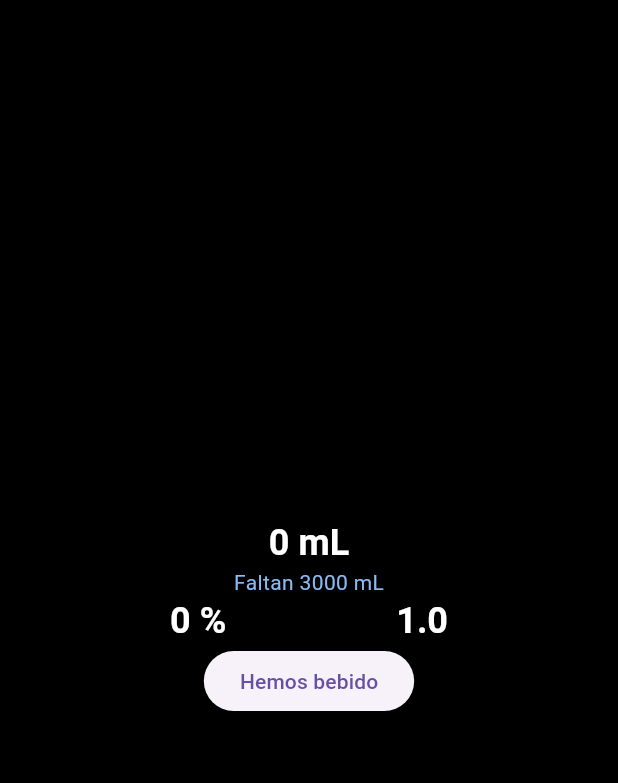
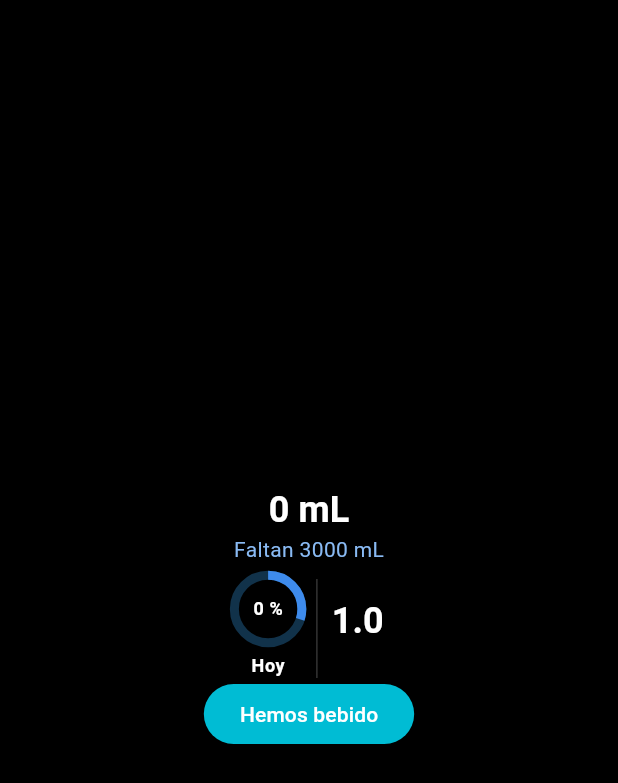
Before and after one commit to JoaMons2/flutter_water, a Flutter app: the screen it shows after launch, on a phone screen of 412 x 824 dp. Shown: the top 783 px of the screen. Run offline on Flutter 3.47's test engine with Material 2 defaults, Android fonts, the phone set to English and light mode, and no system bars.

Commit message:
Circulo de column

```diff
--- a/lib/main.dart
+++ b/lib/main.dart
@@ -25,6 +25,17 @@ class MyApp extends StatelessWidget {
           bodyMedium: TextStyle(
             color: Color.fromARGB(255, 137, 186, 243),
           ),
+          bodySmall: TextStyle(
+            color: Colors.white,
+            fontSize: 12,
+            fontWeight: FontWeight.bold
+            ),
+        ),
+        elevatedButtonTheme: ElevatedButtonThemeData(
+          style: ElevatedButton.styleFrom(
+            backgroundColor: Colors.cyan,
+            foregroundColor: Colors.white,
+          ),
         ),
         useMaterial3: true,
       ),
--- a/lib/screens/start_screen.dart
+++ b/lib/screens/start_screen.dart
@@ -9,10 +9,8 @@ class StartScreen extends StatefulWidget {
 
 class _StartScreenState extends State<StartScreen> {
 
-
   @override
   Widget build(BuildContext context) {
-
 
     return Scaffold(
       body: Column(
@@ -41,29 +39,75 @@ class _StartScreenState extends State<StartScreen> {
   }
 
 Widget _indicators(){
-  return Row(
-            mainAxisAlignment: MainAxisAlignment.spaceEvenly,
+  return IntrinsicHeight(
+    child:
+        Row(
+            mainAxisAlignment: MainAxisAlignment.center,
             children: [
-              Text(
+              _percentage(),
+              _smallDivider(),
+              _hydration(),
+            ],
+          ),
+  );
+}
+
+Widget _percentage(){
+  return Column(
+    children: [
+      SizedBox(
+        height: 60,
+        child:  Stack(
+          alignment: Alignment.center,
+        children: [
+        const SizedBox(
+          width: 45,
+          height: 45,
+          child: CircularProgressIndicator(
+            strokeWidth: 6,
+            value: 0.3,
+            color: Color.fromARGB(255, 62, 139, 236),
+            backgroundColor: Color.fromARGB(255, 17, 50, 74),
+              ),
+        ),
+      Text(
                 '0 %',
-                style: Theme.of(context).textTheme.headlineSmall,
+                style: Theme.of(context).textTheme.bodySmall,
+                textAlign: TextAlign.center,
               ),
-              Text(
+        ],
+        ),
+      ),
+      Text(
+        'Hoy',
+        style: Theme.of(context).textTheme.bodySmall,
+      )
+    ],
+  );
+}
+
+Widget _smallDivider(){
+  return const VerticalDivider(
+    color: Color.fromARGB(255, 51, 51, 51),
+    thickness: 1,
+    width: 20,
+    indent: 10,
+    endIndent: 0,
+  );
+}
+
+Widget _hydration() {
+  return Text(
                 '1.0',
                 style: Theme.of(context).textTheme.headlineSmall,
-              )
-            ],
-          );
+              );
 }
 
 Widget _buttonReg(){
   return Center(
             child: ElevatedButton(
-              style: ElevatedButton.styleFrom(
-              ),
-              onPressed: () {},
-              child: const Text('Hemos bebido',
-              ),
+              onPressed: () { },
+              child: const Text('Hemos bebido'),
             ),
           );
 }
```
